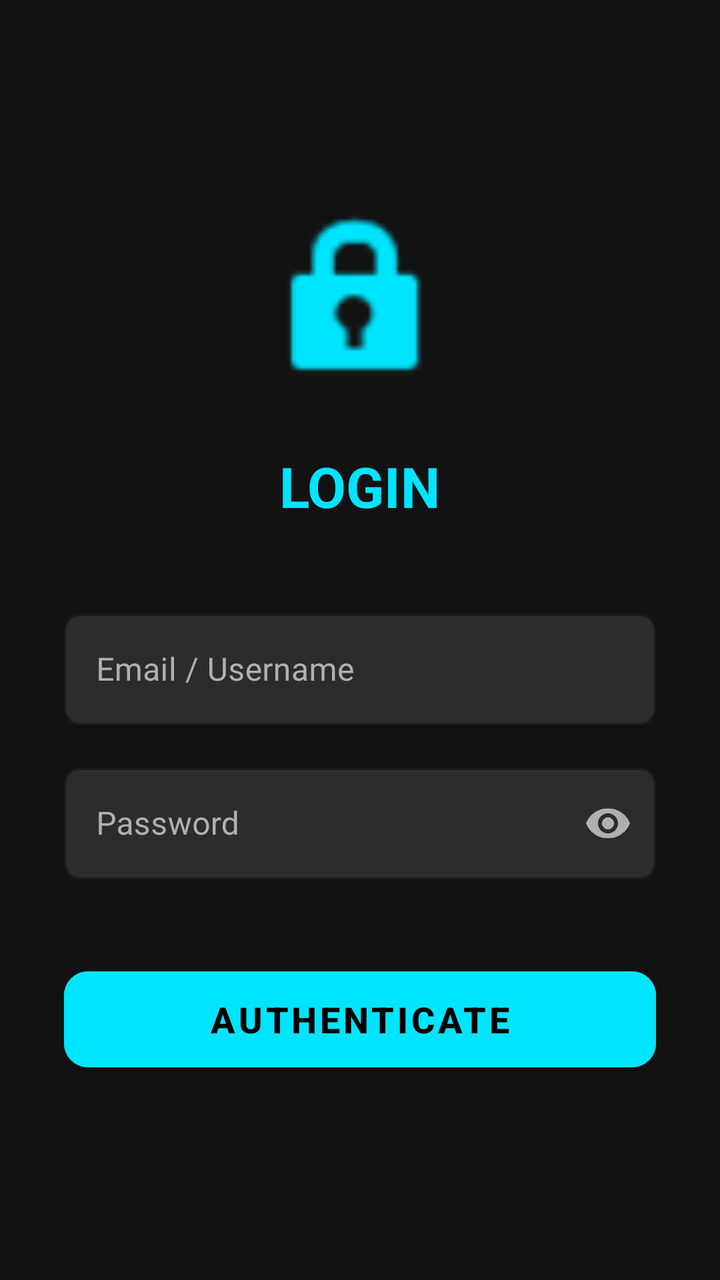
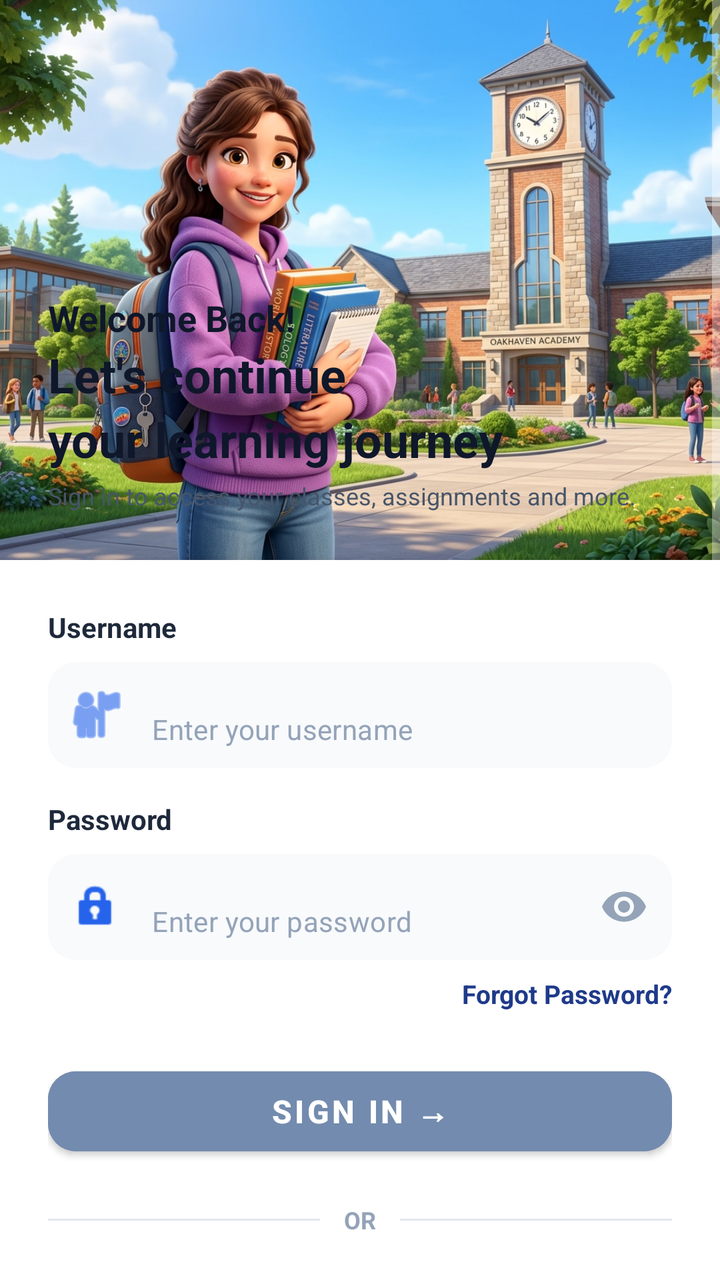

Before-and-after screenshots of an Android layout around one commit, followed by the original layout XML and the change that was made.
<!-- AndroidManifest.xml: application theme Theme.SchoolPortalAndroid -->
<!-- res/layout/activity_login.xml -->
<?xml version="1.0" encoding="utf-8"?>
<LinearLayout xmlns:android="http://schemas.android.com/apk/res/android"
    xmlns:app="http://schemas.android.com/apk/res-auto"
    android:layout_width="match_parent"
    android:layout_height="match_parent"
    android:orientation="vertical"
    android:padding="32dp"
    android:gravity="center"
    android:background="@color/background_dark">

    <ImageView
        android:layout_width="100dp"
        android:layout_height="100dp"
        android:layout_marginBottom="24dp"
        android:src="@android:drawable/ic_lock_idle_lock"
        app:tint="@color/primary"/>

    <TextView
        android:id="@+id/tvRoleTitle"
        android:layout_width="wrap_content"
        android:layout_height="wrap_content"
        android:text="LOGIN"
        android:textSize="28sp"
        android:textStyle="bold"
        android:textColor="@color/primary"
        android:layout_marginBottom="40dp"/>

    <com.google.android.material.textfield.TextInputLayout
        style="@style/PremiumInput"
        android:layout_width="match_parent"
        android:layout_height="wrap_content"
        android:hint="Email / Username"
        android:layout_marginBottom="16dp">

        <com.google.android.material.textfield.TextInputEditText
            android:id="@+id/etUsername"
            android:layout_width="match_parent"
            android:layout_height="wrap_content"
            android:textColor="@color/text_primary"
            android:inputType="textEmailAddress"/>
    </com.google.android.material.textfield.TextInputLayout>

    <com.google.android.material.textfield.TextInputLayout
        style="@style/PremiumInput"
        android:layout_width="match_parent"
        android:layout_height="wrap_content"
        android:hint="Password"
        app:passwordToggleEnabled="true"
        app:passwordToggleTint="@color/text_secondary"
        android:layout_marginBottom="40dp">

        <com.google.android.material.textfield.TextInputEditText
            android:id="@+id/etPassword"
            android:layout_width="match_parent"
            android:layout_height="wrap_content"
            android:textColor="@color/text_primary"
            android:inputType="textPassword"/>
    </com.google.android.material.textfield.TextInputLayout>

    <com.google.android.material.button.MaterialButton
        android:id="@+id/btnLogin"
        android:layout_width="match_parent"
        android:layout_height="60dp"
        android:text="AUTHENTICATE"
        android:textColor="@color/black"
        android:textSize="18sp"
        android:textStyle="bold"
        app:cornerRadius="12dp"
        android:backgroundTint="@color/primary"/>

</LinearLayout>
<!-- resources referenced by this layout -->
<resources>
  <color name="background_dark">#121212</color>
  <color name="black">#000000</color>
  <color name="primary">#00E5FF</color>
  <color name="text_primary">#FFFFFF</color>
  <color name="text_secondary">#B0B0B0</color>
  <style name="PremiumInput" parent="Widget.MaterialComponents.TextInputLayout.OutlinedBox">
          <item name="boxStrokeColor">@color/primary</item>
          <item name="boxBackgroundColor">@color/input_background</item>
          <item name="boxCornerRadiusTopStart">8dp</item>
          <item name="boxCornerRadiusTopEnd">8dp</item>
          <item name="boxCornerRadiusBottomStart">8dp</item>
          <item name="boxCornerRadiusBottomEnd">8dp</item>
          <item name="android:textColorHint">@color/text_secondary</item>
          <item name="hintTextColor">@color/primary</item>
      </style>
  <style name="Theme.SchoolPortalAndroid" parent="Theme.MaterialComponents.NoActionBar">
          
          <item name="colorPrimary">@color/primary</item>
          <item name="colorPrimaryVariant">@color/primary_variant</item>
          <item name="colorOnPrimary">@color/black</item>
          
          
          <item name="colorSecondary">@color/secondary</item>
          <item name="colorOnSecondary">@color/white</item>
          
          
          <item name="android:statusBarColor">@color/background_dark</item>
          <item name="android:windowBackground">@color/background_dark</item>
          <item name="android:textColor">@color/text_primary</item>
      </style>
  <color name="input_background">#2C2C2C</color>
  <color name="primary_variant">#00B8D4</color>
  <color name="secondary">#7C4DFF</color>
  <color name="white">#FFFFFF</color>
</resources>

<!-- the commit's change to res/layout/activity_login.xml (unified diff, before → after) -->
@@ -1,71 +1,224 @@
 <?xml version="1.0" encoding="utf-8"?>
-<LinearLayout xmlns:android="http://schemas.android.com/apk/res/android"
+<ScrollView xmlns:android="http://schemas.android.com/apk/res/android"
     xmlns:app="http://schemas.android.com/apk/res-auto"
     android:layout_width="match_parent"
     android:layout_height="match_parent"
-    android:orientation="vertical"
-    android:padding="32dp"
-    android:gravity="center"
-    android:background="@color/background_dark">
-
-    <ImageView
-        android:layout_width="100dp"
-        android:layout_height="100dp"
-        android:layout_marginBottom="24dp"
-        android:src="@android:drawable/ic_lock_idle_lock"
-        app:tint="@color/primary"/>
-
-    <TextView
-        android:id="@+id/tvRoleTitle"
-        android:layout_width="wrap_content"
-        android:layout_height="wrap_content"
-        android:text="LOGIN"
-        android:textSize="28sp"
-        android:textStyle="bold"
-        android:textColor="@color/primary"
-        android:layout_marginBottom="40dp"/>
-
-    <com.google.android.material.textfield.TextInputLayout
-        style="@style/PremiumInput"
+    android:fillViewport="true"
+    android:background="#EBF2FA">
+
+    <LinearLayout
         android:layout_width="match_parent"
         android:layout_height="wrap_content"
-        android:hint="Email / Username"
-        android:layout_marginBottom="16dp">
-
-        <com.google.android.material.textfield.TextInputEditText
-            android:id="@+id/etUsername"
+        android:orientation="vertical">
+
+        
+        <FrameLayout
             android:layout_width="match_parent"
-            android:layout_height="wrap_content"
-            android:textColor="@color/text_primary"
-            android:inputType="textEmailAddress"/>
-    </com.google.android.material.textfield.TextInputLayout>
-
-    <com.google.android.material.textfield.TextInputLayout
-        style="@style/PremiumInput"
-        android:layout_width="match_parent"
-        android:layout_height="wrap_content"
-        android:hint="Password"
-        app:passwordToggleEnabled="true"
-        app:passwordToggleTint="@color/text_secondary"
-        android:layout_marginBottom="40dp">
-
-        <com.google.android.material.textfield.TextInputEditText
-            android:id="@+id/etPassword"
+            android:layout_height="280dp">
+
+            <ImageView
+                android:layout_width="match_parent"
+                android:layout_height="match_parent"
+                android:scaleType="centerCrop"
+                android:src="@drawable/banner"
+                android:contentDescription="Banner" />
+
+            <LinearLayout
+                android:layout_width="match_parent"
+                android:layout_height="match_parent"
+                android:orientation="vertical"
+                android:padding="24dp"
+                android:gravity="bottom">
+
+                <TextView
+                    android:layout_width="wrap_content"
+                    android:layout_height="wrap_content"
+                    android:text="Welcome Back!"
+                    android:textSize="18sp"
+                    android:textStyle="bold"
+                    android:textColor="#0F172A" />
+
+                <TextView
+                    android:layout_width="wrap_content"
+                    android:layout_height="wrap_content"
+                    android:text="Let's continue\nyour learning journey"
+                    android:textSize="24sp"
+                    android:textStyle="bold"
+                    android:textColor="#0F172A"
+                    android:lineSpacingExtra="4dp" />
+
+                <TextView
+                    android:layout_width="wrap_content"
+                    android:layout_height="wrap_content"
+                    android:text="Sign in to access your classes, assignments and more."
+                    android:textSize="12sp"
+                    android:textColor="#475569"
+                    android:layout_marginTop="4dp" />
+            </LinearLayout>
+        </FrameLayout>
+
+        
+        <LinearLayout
             android:layout_width="match_parent"
-            android:layout_height="wrap_content"
-            android:textColor="@color/text_primary"
-            android:inputType="textPassword"/>
-    </com.google.android.material.textfield.TextInputLayout>
-
-    <com.google.android.material.button.MaterialButton
-        android:id="@+id/btnLogin"
-        android:layout_width="match_parent"
-        android:layout_height="60dp"
-        android:text="AUTHENTICATE"
-        android:textColor="@color/black"
-        android:textSize="18sp"
-        android:textStyle="bold"
-        app:cornerRadius="12dp"
-        android:backgroundTint="@color/primary"/>
-
-</LinearLayout>
+            android:layout_height="match_parent"
+            android:orientation="vertical"
+            android:background="@android:color/white"
+            android:padding="24dp"
+            android:elevation="8dp">
+
+            
+            <TextView
+                android:layout_width="wrap_content"
+                android:layout_height="wrap_content"
+                android:text="Username"
+                android:textSize="14sp"
+                android:textStyle="bold"
+                android:textColor="#1E293B"
+                android:layout_marginBottom="8dp" />
+
+            <com.google.android.material.textfield.TextInputLayout
+                android:layout_width="match_parent"
+                android:layout_height="wrap_content"
+                app:startIconDrawable="@android:drawable/ic_menu_myplaces"
+                app:startIconTint="#2563EB"
+                app:boxBackgroundMode="filled"
+                app:boxBackgroundColor="#F8FAFC"
+                app:boxCornerRadiusTopStart="14dp"
+                app:boxCornerRadiusTopEnd="14dp"
+                app:boxCornerRadiusBottomStart="14dp"
+                app:boxCornerRadiusBottomEnd="14dp"
+                app:boxStrokeWidth="0dp"
+                app:hintEnabled="false"
+                android:layout_marginBottom="16dp">
+
+                <com.google.android.material.textfield.TextInputEditText
+                    android:id="@+id/etUsername"
+                    android:layout_width="match_parent"
+                    android:layout_height="wrap_content"
+                    android:hint="Enter your username"
+                    android:textSize="14sp"
+                    android:textColor="#0F172A"
+                    android:textColorHint="#94A3B8"
+                    android:inputType="textEmailAddress" />
+            </com.google.android.material.textfield.TextInputLayout>
+
+            
+            <TextView
+                android:layout_width="wrap_content"
+                android:layout_height="wrap_content"
+                android:text="Password"
+                android:textSize="14sp"
+                android:textStyle="bold"
+                android:textColor="#1E293B"
+                android:layout_marginBottom="8dp" />
+
+            <com.google.android.material.textfield.TextInputLayout
+                android:layout_width="match_parent"
+                android:layout_height="wrap_content"
+                app:startIconDrawable="@android:drawable/ic_lock_idle_lock"
+                app:startIconTint="#2563EB"
+                app:passwordToggleEnabled="true"
+                app:passwordToggleTint="#94A3B8"
+                app:boxBackgroundMode="filled"
+                app:boxBackgroundColor="#F8FAFC"
+                app:boxCornerRadiusTopStart="14dp"
+                app:boxCornerRadiusTopEnd="14dp"
+                app:boxCornerRadiusBottomStart="14dp"
+                app:boxCornerRadiusBottomEnd="14dp"
+                app:boxStrokeWidth="0dp"
+                app:hintEnabled="false"
+                android:layout_marginBottom="8dp">
+
+                <com.google.android.material.textfield.TextInputEditText
+                    android:id="@+id/etPassword"
+                    android:layout_width="match_parent"
+                    android:layout_height="wrap_content"
+                    android:hint="Enter your password"
+                    android:textSize="14sp"
+                    android:textColor="#0F172A"
+                    android:textColorHint="#94A3B8"
+                    android:inputType="textPassword" />
+            </com.google.android.material.textfield.TextInputLayout>
+
+            
+            <TextView
+                android:id="@+id/tvForgotPassword"
+                android:layout_width="wrap_content"
+                android:layout_height="wrap_content"
+                android:text="Forgot Password?"
+                android:textSize="13sp"
+                android:textStyle="bold"
+                android:textColor="#1E3A8A"
+                android:layout_gravity="end"
+                android:layout_marginBottom="24dp" />
+
+            
+            <com.google.android.material.button.MaterialButton
+                android:id="@+id/btnLogin"
+                android:layout_width="match_parent"
+                android:layout_height="52dp"
+                android:text="Sign In →"
+                android:textColor="@android:color/white"
+                android:textSize="16sp"
+                android:textStyle="bold"
+                app:cornerRadius="14dp"
+                android:backgroundTint="#738BAE"
+                android:layout_marginBottom="20dp" />
+
+            
+            <LinearLayout
+                android:layout_width="match_parent"
+                android:layout_height="wrap_content"
+                android:orientation="horizontal"
+                android:gravity="center"
+                android:layout_marginBottom="20dp">
+
+                <View
+                    android:layout_width="0dp"
+                    android:layout_height="1dp"
+                    android:layout_weight="1"
+                    android:background="#E2E8F0" />
+
+                <TextView
+                    android:layout_width="wrap_content"
+                    android:layout_height="wrap_content"
+                    android:text="OR"
+                    android:textSize="12sp"
+                    android:textStyle="bold"
+                    android:textColor="#94A3B8"
+                    android:paddingHorizontal="12dp" />
+
+                <View
+                    android:layout_width="0dp"
+                    android:layout_height="1dp"
+                    android:layout_weight="1"
+                    android:background="#E2E8F0" />
+            </LinearLayout>
+
+            
+            <com.google.android.material.button.MaterialButton
+                android:id="@+id/btnGoogle"
+                style="@style/Widget.MaterialComponents.Button.OutlinedButton"
+                android:layout_width="match_parent"
+                android:layout_height="52dp"
+                android:text="Continue with Google"
+                android:textColor="#1E293B"
+                android:textSize="14sp"
+                android:textStyle="bold"
+                app:cornerRadius="14dp"
+                app:strokeColor="#E2E8F0"
+                app:strokeWidth="1dp"
+                android:layout_marginBottom="24dp" />
+
+            
+            <TextView
+                android:id="@+id/tvContactAdmin"
+                android:layout_width="wrap_content"
+                android:layout_height="wrap_content"
+                android:text="🛡️ Don't have an account? Contact Admin"
+                android:textSize="13sp"
+                android:textColor="#64748B"
+                android:layout_gravity="center" />
+        </LinearLayout>
+    </LinearLayout>
+</ScrollView>
<!-- resource entries referenced after the edit -->
@@ -1,20 +1,6 @@
 <!-- resources referenced by this layout -->
 <resources>
-  <color name="background_dark">#121212</color>
-  <color name="black">#000000</color>
-  <color name="primary">#00E5FF</color>
-  <color name="text_primary">#FFFFFF</color>
-  <color name="text_secondary">#B0B0B0</color>
-  <style name="PremiumInput" parent="Widget.MaterialComponents.TextInputLayout.OutlinedBox">
-          <item name="boxStrokeColor">@color/primary</item>
-          <item name="boxBackgroundColor">@color/input_background</item>
-          <item name="boxCornerRadiusTopStart">8dp</item>
-          <item name="boxCornerRadiusTopEnd">8dp</item>
-          <item name="boxCornerRadiusBottomStart">8dp</item>
-          <item name="boxCornerRadiusBottomEnd">8dp</item>
-          <item name="android:textColorHint">@color/text_secondary</item>
-          <item name="hintTextColor">@color/primary</item>
-      </style>
+  <!-- drawable banner: jpg bitmap (drawable, 940808 bytes) -->
   <style name="Theme.SchoolPortalAndroid" parent="Theme.MaterialComponents.NoActionBar">
           
           <item name="colorPrimary">@color/primary</item>
@@ -30,9 +16,12 @@
           <item name="android:windowBackground">@color/background_dark</item>
           <item name="android:textColor">@color/text_primary</item>
       </style>
-  <color name="input_background">#2C2C2C</color>
+  <color name="primary">#00E5FF</color>
   <color name="primary_variant">#00B8D4</color>
+  <color name="black">#000000</color>
   <color name="secondary">#7C4DFF</color>
   <color name="white">#FFFFFF</color>
+  <color name="background_dark">#121212</color>
+  <color name="text_primary">#FFFFFF</color>
 </resources>
 
